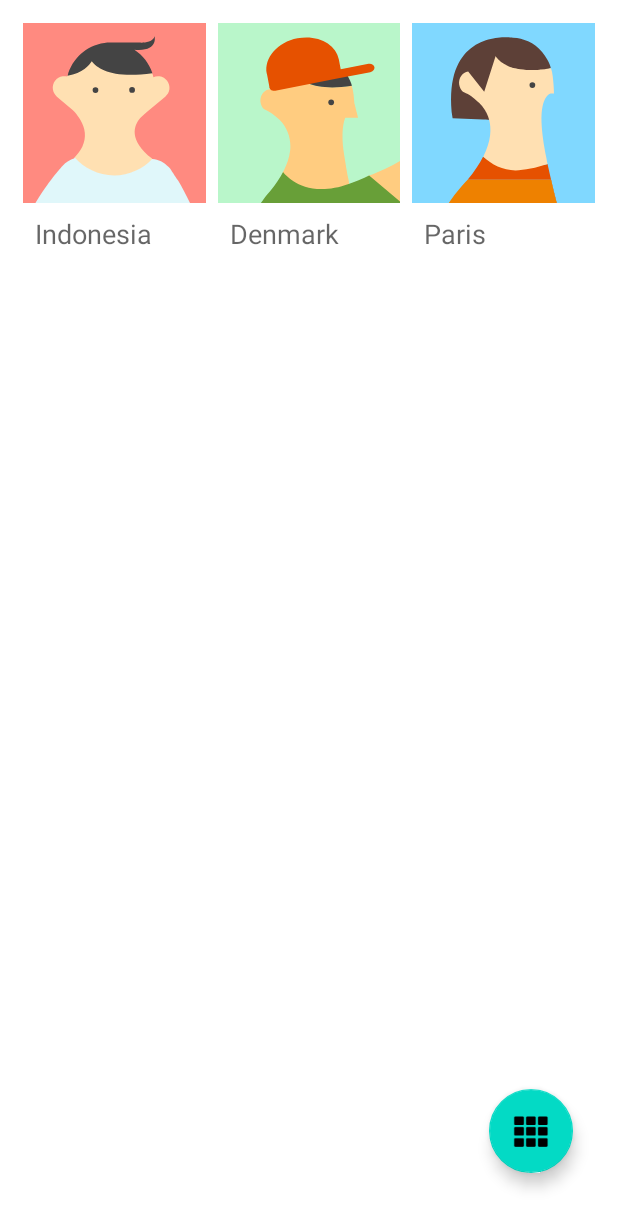
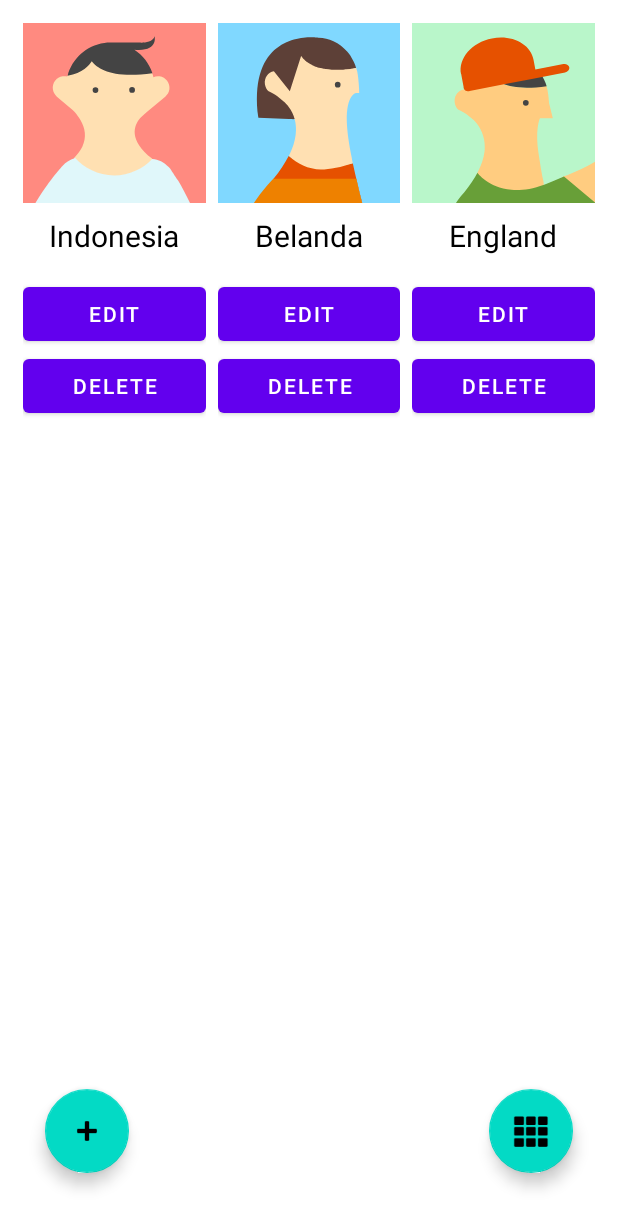
Before and after one commit to feriksan/UTS_210040220, an Android app: the screen it shows after launch (MainActivity), after a tap on an icon or button, on a phone screen of 412 x 824 dp. Shown: the top 1228 px of the screen. Run offline under Robolectric (Android 15) with nearby library versions, the phone set to English and light mode, and no system bars; our stand-ins replace navigation-ui.

Commit message:
edit and detail page

```diff
--- a/app/src/main/java/com/ca214/uts210040220/CountryAdapter.kt
+++ b/app/src/main/java/com/ca214/uts210040220/CountryAdapter.kt
@@ -1,26 +1,48 @@
 package com.ca214.uts210040220
 
+import android.content.Intent
 import android.view.LayoutInflater
+import android.view.View
 import android.view.ViewGroup
-import androidx.core.content.res.ResourcesCompat
+import android.widget.Button
+import android.widget.ImageView
+import android.widget.TextView
 import androidx.recyclerview.widget.RecyclerView
-import com.ca214.uts210040220.databinding.ItemTransformListBinding
+import com.ca214.uts210040220.models.CountyModel
 
-class CountryAdapter(val countryList: ArrayList<String>): RecyclerView.Adapter<CountryAdapter.CountryViewHolder>() {
+class CountryAdapter(val countryList: ArrayList<CountyModel>): RecyclerView.Adapter<CountryAdapter.CountryViewHolder>() {
+    class CountryViewHolder(itemBinding: View): RecyclerView.ViewHolder(itemBinding){
+        val imageView : ImageView = itemBinding.findViewById(R.id.countryFlag)
+        val textView : TextView = itemBinding.findViewById(R.id.countryName)
+        val editButton : Button = itemBinding.findViewById(R.id.edit)
+        val deleteButton : Button = itemBinding.findViewById(R.id.delete)
+    }
 
-    private var _binding: ItemTransformListBinding? = null
-    inner class CountryViewHolder(itemBinding: ItemTransformListBinding): RecyclerView.ViewHolder(itemBinding.root)
+    var onItemClick : ((CountyModel) -> Unit)? = null
+    var onEditClick : ((CountyModel) -> Unit)? = null
 
     override fun onCreateViewHolder(parent: ViewGroup, viewType: Int): CountryViewHolder {
-        _binding = ItemTransformListBinding.inflate(
-            LayoutInflater.from(parent.context),
-            parent,
-            false
-        )
-
-        return CountryViewHolder(_binding!!)
+        val view = LayoutInflater.from(parent.context).inflate(R.layout.item_transform_list, parent, false)
+        return CountryViewHolder(view)
     }
 
+    override fun onBindViewHolder(holder: CountryViewHolder, position: Int) {
+        val country = countryList[position]
+        holder.imageView.setImageResource(country.countryFlag)
+        holder.textView.text = country.countryName
+        holder.editButton.setOnClickListener {v ->
+
+        }
+        holder.itemView.setOnClickListener{
+            println(onItemClick)
+            onItemClick?.invoke(country)
+        }
+
+        holder.deleteButton.setOnClickListener {
+            println("Delete" + country.countryName)
+        }
+
+    }
     override fun getItemCount(): Int {
         return countryList.size
     }
@@ -43,17 +65,4 @@ class CountryAdapter(val countryList: ArrayList<String>): RecyclerView.Adapter<C
         R.drawable.avatar_15,
         R.drawable.avatar_16,
     )
-
-    override fun onBindViewHolder(holder: CountryViewHolder, position: Int) {
-        val item = countryList[position]
-
-        holder.itemView.apply {
-            _binding?.countryName?.text = item
-        }
-        holder.itemView.apply {
-            _binding?.countryFlag?.setImageDrawable(
-                ResourcesCompat.getDrawable(holder.itemView.resources, drawables[position], null)
-            )
-        }
-    }
 }
--- a/app/src/main/java/com/ca214/uts210040220/MainActivity.kt
+++ b/app/src/main/java/com/ca214/uts210040220/MainActivity.kt
@@ -1,26 +1,29 @@
 package com.ca214.uts210040220
 
+import android.content.Intent
 import android.os.Bundle
 import android.view.Menu
 import android.view.MenuItem
-import com.google.android.material.snackbar.Snackbar
+import android.widget.Button
 import com.google.android.material.navigation.NavigationView
 import androidx.navigation.findNavController
-import androidx.navigation.fragment.NavHostFragment
 import androidx.navigation.ui.AppBarConfiguration
 import androidx.navigation.ui.navigateUp
-import androidx.navigation.ui.setupActionBarWithNavController
-import androidx.navigation.ui.setupWithNavController
 import androidx.appcompat.app.AppCompatActivity
 import androidx.recyclerview.widget.GridLayoutManager
 import androidx.recyclerview.widget.LinearLayoutManager
+import androidx.recyclerview.widget.RecyclerView
 import com.ca214.uts210040220.databinding.ActivityMain2Binding
-import com.ca214.uts210040220.databinding.ActivityMainBinding
+import com.ca214.uts210040220.models.CountyModel
+import com.google.android.material.floatingactionbutton.FloatingActionButton
 
 class MainActivity : AppCompatActivity() {
 
+    private lateinit var recyclerView: RecyclerView
+    private lateinit var countryList : ArrayList<CountyModel>
+    private lateinit var countryAdapter: CountryAdapter
     private lateinit var appBarConfiguration: AppBarConfiguration
-    private lateinit var binding: ActivityMain2Binding
+//    private lateinit var binding: ActivityMain2Binding
 
     private val LIST_VIEW = "LIST_VIEW"
     private val GRID_VIEW = "GRID_VIEW"
@@ -28,62 +31,108 @@ class MainActivity : AppCompatActivity() {
 
     override fun onCreate(savedInstanceState: Bundle?) {
         super.onCreate(savedInstanceState)
-        binding = ActivityMain2Binding.inflate(layoutInflater)
-        setContentView(binding.root)
+        setContentView(R.layout.activity_main2)
+        recyclerView = findViewById(R.id.recyclerView)
+        recyclerView.setHasFixedSize(true)
+//        recyclerView.layoutManager = LinearLayoutManager(this)
 
-        binding.floatingActionButton.setOnClickListener {
+
+//        binding = ActivityMain2Binding.inflate(layoutInflater)
+//        setContentView(binding.root)
+//        countryList = ArrayList()
+//        countryList.add(CountyModel(R.drawable.avatar_1, "Indonesia"))
+//        countryList.add(CountyModel(R.drawable.avatar_3, "Belanda"))
+//        countryList.add(CountyModel(R.drawable.avatar_2, "England"))
+//
+//        countryAdapter = CountryAdapter(countryList)
+//        recyclerView.adapter = countryAdapter
+//        recyclerView = findViewById(R.id.recyclerView)
+
+        findViewById<FloatingActionButton>(R.id.floatingActionButton).setOnClickListener {
+            println("Ganti")
             if(currentView == LIST_VIEW){
                 gridView()
             }else{
                 listView()
             }
         }
+
+        findViewById<FloatingActionButton>(R.id.addButton).setOnClickListener{
+            val intent = Intent(this, AddCountry::class.java)
+            startActivity(intent)
+        }
     }
 
-    private fun getItemList(): ArrayList<String>{
-        val list = ArrayList<String>()
-        list.add("Indonesia")
-        list.add("Denmark")
-        list.add("Paris")
+    private fun getItemList(): ArrayList<CountyModel>{
+        val list = ArrayList<CountyModel>()
+
+        list.add(CountyModel(R.drawable.avatar_1, "Indonesia", "Indonesia (pelafalan dalam bahasa Indonesia: [in.ˈdo.nɛ.sja]), dikenal dengan nama resmi Republik Indonesia atau lebih lengkapnya Negara Kesatuan Republik Indonesia, adalah negara kepulauan di Asia Tenggara yang dilintasi garis khatulistiwa dan berada di antara daratan benua Asia dan Oseania sehingga dikenal sebagai negara lintas benua, serta antara Samudra Pasifik dan Samudra Hindia.\n" +
+                "\n" +
+                "Indonesia merupakan negara terluas ke-14 sekaligus negara kepulauan terbesar di dunia dengan luas wilayah sebesar 1.904.569 km²,[13] serta negara dengan pulau terbanyak ke-6 di dunia, dengan jumlah 17.504 pulau.[14] Nama alternatif yang dipakai untuk kepulauan Indonesia disebut Nusantara.[15] Selain itu, Indonesia juga menjadi negara berpenduduk terbanyak ke-4 di dunia dengan penduduk mencapai 277.749.853 jiwa pada tahun 2022,[16] serta negara dengan penduduk beragama Islam terbanyak di dunia, dengan penganut lebih dari 238.875.159 jiwa atau sekitar 86,9%.[17][18] Indonesia adalah negara multiras, multietnis, dan multikultural di dunia, seperti halnya Amerika Serikat.[19]\n" +
+                "\n" +
+                "Indonesia berbatasan dengan sejumlah negara di Asia Tenggara dan Oseania. Indonesia berbatasan di wilayah darat dengan Malaysia di Pulau Kalimantan dan Sebatik, dengan Papua Nugini di Pulau Papua, dan dengan Timor Leste di Pulau Timor. Negara yang hanya berbatasan laut dengan Indonesia adalah Singapura, Filipina, Australia, Thailand, Vietnam, Palau, dan wilayah persatuan Kepulauan Andaman dan Nikobar, India.\n" +
+                "\n" +
+                "Indonesia adalah negara kesatuan dengan bentuk pemerintahan republik berdasarkan konstitusi yang sah, yaitu Undang-Undang Dasar Negara Republik Indonesia Tahun 1945 (UUD 1945).[20] Berdasarkan UUD 1945 pula, Dewan Perwakilan Rakyat (DPR), Dewan Perwakilan Daerah (DPD), dan Presiden dicalonkan lalu dipilih dalam pemilihan umum."))
+        list.add(CountyModel(R.drawable.avatar_3, "Belanda"))
+        list.add(CountyModel(R.drawable.avatar_2, "England"))
         return list
     }
     private fun listView(){
         currentView = LIST_VIEW
-        binding.recyclerView.layoutManager = LinearLayoutManager(this)
-        binding.recyclerView.adapter = CountryAdapter(getItemList())
+        recyclerView.layoutManager = LinearLayoutManager(this)
+
+        countryAdapter = CountryAdapter(getItemList())
+        recyclerView.adapter = countryAdapter
+        countryAdapter.onItemClick = {
+            val intent = Intent(this, CountryDetail::class.java)
+            intent.putExtra("country", it)
+            startActivity(intent)
+        }
+        countryAdapter.onEditClick = {
+            val intent = Intent(this, CountryDetail::class.java)
+            intent.putExtra("country", it)
+            startActivity(intent)
+        }
     }
 
     private fun gridView(){
         currentView = GRID_VIEW
-        binding.recyclerView.layoutManager = GridLayoutManager(this, 3)
-        binding.recyclerView.adapter = CountryAdapter(getItemList())
+        recyclerView.layoutManager = GridLayoutManager(this, 3)
+
+        countryAdapter = CountryAdapter(getItemList())
+        recyclerView.adapter = countryAdapter
+        countryAdapter.onItemClick = {
+            val intent = Intent(this, CountryDetail::class.java)
+            intent.putExtra("country", it)
+            startActivity(intent)
+        }
     }
 
-    override fun onCreateOptionsMenu(menu: Menu): Boolean {
-        val result = super.onCreateOptionsMenu(menu)
-        // Using findViewById because NavigationView exists in different layout files
-        // between w600dp and w1240dp
-        val navView: NavigationView? = findViewById(R.id.nav_view)
-        if (navView == null) {
-            // The navigation drawer already has the items including the items in the overflow menu
-            // We only inflate the overflow menu if the navigation drawer isn't visible
-            menuInflater.inflate(R.menu.overflow, menu)
-        }
-        return result
-    }
+//    override fun onCreateOptionsMenu(menu: Menu): Boolean {
+//        val result = super.onCreateOptionsMenu(menu)
+//        // Using findViewById because NavigationView exists in different layout files
+//        // between w600dp and w1240dp
+//        val navView: NavigationView? = findViewById(R.id.nav_view)
+//        if (navView == null) {
+//            // The navigation drawer already has the items including the items in the overflow menu
+//            // We only inflate the overflow menu if the navigation drawer isn't visible
+//            menuInflater.inflate(R.menu.overflow, menu)
+//        }
+//        return result
+//    }
 
-    override fun onOptionsItemSelected(item: MenuItem): Boolean {
-        when (item.itemId) {
-            R.id.nav_settings -> {
-                val navController = findNavController(R.id.nav_host_fragment_content_main)
-                navController.navigate(R.id.nav_settings)
-            }
-        }
-        return super.onOptionsItemSelected(item)
-    }
-
-    override fun onSupportNavigateUp(): Boolean {
-        val navController = findNavController(R.id.nav_host_fragment_content_main)
-        return navController.navigateUp(appBarConfiguration) || super.onSupportNavigateUp()
-    }
+//    override fun onOptionsItemSelected(item: MenuItem): Boolean {
+//        when (item.itemId) {
+//            R.id.nav_settings -> {
+//                val navController = findNavController(R.id.nav_host_fragment_content_main)
+//                navController.navigate(R.id.nav_settings)
+//            }
+//        }
+//        return super.onOptionsItemSelected(item)
+//    }
+//
+//    override fun onSupportNavigateUp(): Boolean {
+//        val navController = findNavController(R.id.nav_host_fragment_content_main)
+//        return navController.navigateUp(appBarConfiguration) || super.onSupportNavigateUp()
+//    }
 }
--- /dev/null
+++ b/app/src/main/java/com/ca214/uts210040220/ui/CountryInterface.kt
@@ -0,0 +1,4 @@
+package com.ca214.uts210040220.ui
+
+interface CountryInterface {
+}
--- a/app/src/main/res/layout/activity_main2.xml
+++ b/app/src/main/res/layout/activity_main2.xml
@@ -2,9 +2,9 @@
 <androidx.constraintlayout.widget.ConstraintLayout xmlns:android="http://schemas.android.com/apk/res/android"
     xmlns:app="http://schemas.android.com/apk/res-auto"
     xmlns:tools="http://schemas.android.com/tools"
-    android:padding="10dp"
     android:layout_width="match_parent"
-    android:layout_height="match_parent">
+    android:layout_height="match_parent"
+    android:padding="10dp">
 
     <androidx.recyclerview.widget.RecyclerView
         android:id="@+id/recyclerView"
@@ -29,4 +29,15 @@
         app:layout_constraintBottom_toBottomOf="parent"
         app:layout_constraintEnd_toEndOf="parent"
         app:srcCompat="@android:drawable/ic_dialog_dialer" />
+
+    <com.google.android.material.floatingactionbutton.FloatingActionButton
+        android:id="@+id/addButton"
+        android:layout_width="wrap_content"
+        android:layout_height="wrap_content"
+        android:layout_marginStart="20dp"
+        android:layout_marginBottom="32dp"
+        android:clickable="true"
+        app:layout_constraintBottom_toBottomOf="parent"
+        app:layout_constraintStart_toStartOf="parent"
+        app:srcCompat="@android:drawable/ic_input_add" />
 </androidx.constraintlayout.widget.ConstraintLayout>
--- a/app/src/main/res/layout/item_transform_list.xml
+++ b/app/src/main/res/layout/item_transform_list.xml
@@ -18,7 +18,22 @@
         android:layout_width="match_parent"
         android:layout_height="50dp"
         android:padding="8dp"
+        android:textAlignment="center"
+        android:textColor="@color/black"
+        android:textSize="20sp"
         android:text="Image 1"
         android:textAppearance="@style/TextAppearance.AppCompat.Medium" />
 
+    <Button
+        android:id="@+id/edit"
+        android:layout_width="match_parent"
+        android:layout_height="wrap_content"
+        android:text="@string/edit_button" />
+
+    <Button
+        android:id="@+id/delete"
+        android:layout_width="match_parent"
+        android:layout_height="wrap_content"
+        android:text="@string/delete_button" />
+
 </LinearLayout>
--- a/app/src/main/res/values/strings.xml
+++ b/app/src/main/res/values/strings.xml
@@ -13,6 +13,13 @@
     <string name="menu_settings">Settings</string>
     <string name="menu_list">Layout List</string>
     <string name="menu_grid">Layout Grid</string>
+    <string name="add_title">Add</string>
+    <string name="edit_button">Edit</string>
+    <string name="delete_button">Delete</string>
+    <string name="submit_button">Submit</string>
+    <string name="countryNameLabel">Country Name</string>
+    <string name="countryDescLabel">Country Desc</string>
+    <string name="countryRegionLabel">Country Region</string>
 
     <string name="lorem_ipsum_title">Lorem Ipsum"</string>
     <string name="lorem_ipsum">Lorem Ipsum is simply placeholder text of the printing and
```
Also changed, not shown: app/src/main/AndroidManifest.xml (+9 -0 lines), app/src/main/java/com/ca214/uts210040220/AddCountry.kt (added, +11 -0 lines), app/src/main/java/com/ca214/uts210040220/CountryDetail.kt (added, +25 -0 lines), app/src/main/java/com/ca214/uts210040220/EditCountry.kt (added, +11 -0 lines), app/src/main/java/com/ca214/uts210040220/models/CountyModel.kt (+72 -1 lines), app/src/main/java/com/ca214/uts210040220/ui/transform/TransformViewModel.kt (+13 -13 lines), app/src/main/res/layout/activity_add_country2.xml (added, +90 -0 lines), app/src/main/res/layout/activity_country_detail.xml (added, +45 -0 lines), app/src/main/res/layout/activity_edit_country.xml (added, +90 -0 lines).
